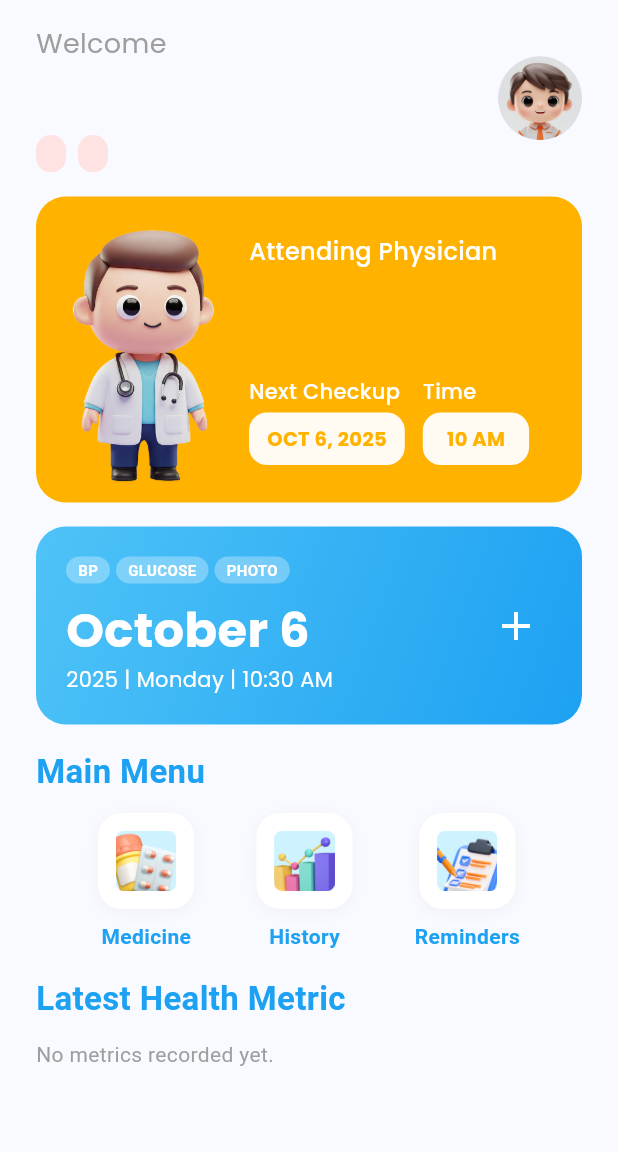
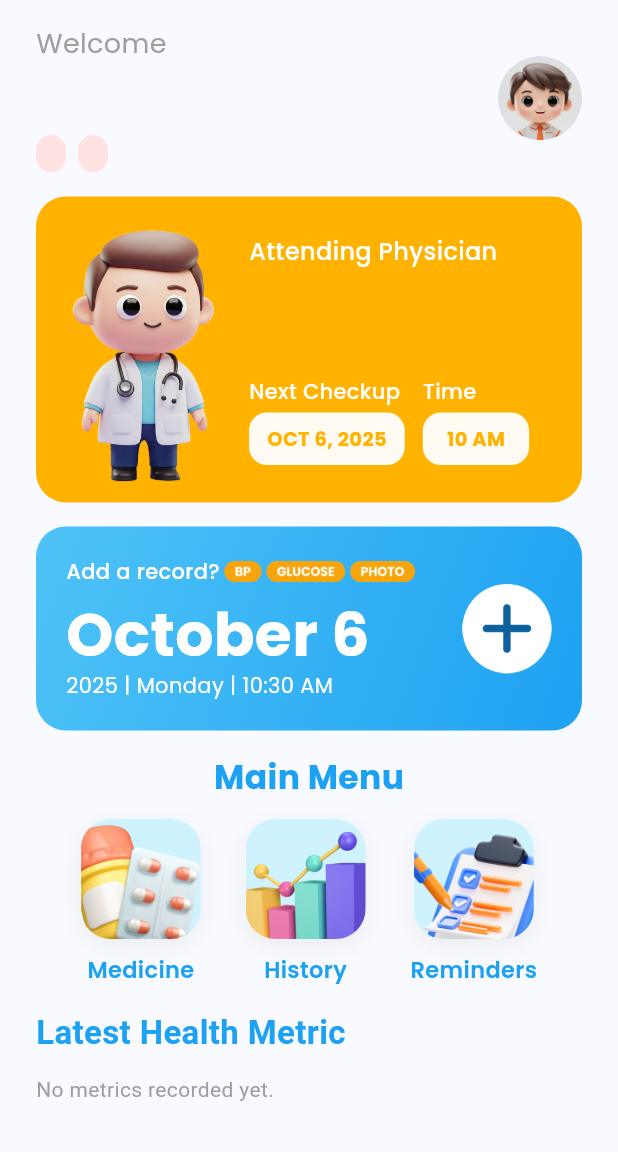
Before and after one commit to yongNotgio/diatrack1, a Flutter app: the HomeScreen screen opened directly with empty values, on a phone screen of 412 x 824 dp, the part 84-1236 px from its top. Run offline on Flutter 3.47's test engine with Material 3 defaults, Android fonts, the phone set to English and light mode, and no system bars; our stand-ins replace dotted_border, fl_chart, flutter_dotenv, image_picker, shared_preferences, supabase_flutter; accounts and stored records are empty.

Commit message:
Redesign add record card and update assets
Refactored the add record card in home_screen.dart to improve UI/UX, including new layout, text, and image assets. Added add.png and card2.png to assets and registered them in pubspec.yaml. Adjusted main menu styling and card appearance for consistency.

```diff
--- a/diatrack1/lib/screens/home_screen.dart
+++ b/diatrack1/lib/screens/home_screen.dart
@@ -454,6 +454,22 @@ class _HomeScreenState extends State<HomeScreen> {
                   // Add a record card
                   Padding(
                     padding: const EdgeInsets.symmetric(horizontal: 24),
+                    child: GestureDetector(
+                      onTap: () async {
+                        final result = await Navigator.push(
+                          context,
+                          MaterialPageRoute(
+                            builder:
+                                (context) => AddMetricsScreen(
+                                  patientId: _patientId,
+                                  phase: widget.patientData['phase'],
+                                ),
+                          ),
+                        );
+                        if (result == true) {
+                          _loadMetrics();
+                        }
+                      },
                       child: Container(
                         decoration: BoxDecoration(
                           gradient: const LinearGradient(
@@ -471,24 +487,37 @@ class _HomeScreenState extends State<HomeScreen> {
                                 crossAxisAlignment: CrossAxisAlignment.start,
                                 children: [
                                   Row(
+                                    mainAxisSize: MainAxisSize.min,
                                     children: [
-                                    _tag('BP'),
-                                    const SizedBox(width: 4),
-                                    _tag('GLUCOSE'),
-                                    const SizedBox(width: 4),
-                                    _tag('PHOTO'),
+                                      const Text(
+                                        'Add a record?',
+                                        style: TextStyle(
+                                          fontFamily: 'Poppins',
+                                          color: Colors.white,
+                                          fontSize: 14,
+                                          fontWeight: FontWeight.w500,
+                                        ),
+                                      ),
+                                      const SizedBox(width: 3),
+                                      Image.asset(
+                                        'assets/images/card2.png',
+                                        height: 14,
+                                        fit: BoxFit.contain,
+                                      ),
                                     ],
                                   ),
-                                const SizedBox(height: 8),
+                                  const SizedBox(height: 12),
                                   Text(
                                     DateFormat('MMMM d').format(DateTime.now()),
                                     style: const TextStyle(
                                       fontFamily: 'Poppins',
                                       color: Colors.white,
                                       fontWeight: FontWeight.bold,
-                                    fontSize: 32,
+                                      fontSize: 40,
+                                      height: 1.0,
                                     ),
                                   ),
+                                  const SizedBox(height: 4),
                                   Text(
                                     '${DateFormat('yyyy').format(DateTime.now())} | ${DateFormat('EEEE').format(DateTime.now())} | ${DateFormat('h:mm a').format(DateTime.now())}',
                                     style: const TextStyle(
@@ -500,37 +529,15 @@ class _HomeScreenState extends State<HomeScreen> {
                                 ],
                               ),
                             ),
-                          Ink(
-                            decoration: const ShapeDecoration(
-                              color: Colors.white,
-                              shape: CircleBorder(),
-                            ),
-                            child: IconButton(
-                              icon: const Icon(
-                                Icons.add,
-                                color: Color.fromARGB(255, 255, 255, 255),
-                                size: 32,
-                              ),
-                              onPressed: () async {
-                                final result = await Navigator.push(
-                                  context,
-                                  MaterialPageRoute(
-                                    builder:
-                                        (context) => AddMetricsScreen(
-                                          patientId: _patientId,
-                                          phase:
-                                              widget
-                                                  .patientData['phase'], // Pass phase here
-                                        ),
-                                  ),
-                                );
-                                if (result == true) {
-                                  _loadMetrics();
-                                }
-                              },
-                            ),
+                            const SizedBox(width: 12),
+                            Image.asset(
+                              'assets/images/add.png',
+                              height: 60,
+                              width: 60,
+                              fit: BoxFit.contain,
                             ),
                           ],
+                        ),
                       ),
                     ),
                   ),
@@ -540,11 +547,12 @@ class _HomeScreenState extends State<HomeScreen> {
                   Padding(
                     padding: const EdgeInsets.symmetric(horizontal: 24),
                     child: Column(
-                      crossAxisAlignment: CrossAxisAlignment.start,
+                      crossAxisAlignment: CrossAxisAlignment.center,
                       children: [
                         const Text(
                           'Main Menu',
                           style: TextStyle(
+                            fontFamily: 'Poppins',
                             color: Color(0xFF1DA1F2),
                             fontWeight: FontWeight.bold,
                             fontSize: 22,
@@ -687,25 +695,33 @@ class _HomeScreenState extends State<HomeScreen> {
           Container(
             decoration: BoxDecoration(
               color: Colors.white,
-              borderRadius: BorderRadius.circular(16),
+              borderRadius: BorderRadius.circular(20),
               boxShadow: [
                 BoxShadow(
-                  color: Colors.grey.withOpacity(0.1),
-                  blurRadius: 8,
-                  offset: const Offset(0, 2),
+                  color: Colors.grey.withOpacity(0.15),
+                  blurRadius: 10,
+                  offset: const Offset(0, 4),
                 ),
               ],
             ),
-            padding: const EdgeInsets.all(12),
-            child: Image.asset(asset, height: 40),
+            child: ClipRRect(
+              borderRadius: BorderRadius.circular(20),
+              child: Image.asset(
+                asset,
+                height: 80,
+                width: 80,
+                fit: BoxFit.cover,
               ),
-          const SizedBox(height: 8),
+            ),
+          ),
+          const SizedBox(height: 10),
           Text(
             label,
             style: const TextStyle(
+              fontFamily: 'Poppins',
               color: Color(0xFF1DA1F2),
               fontWeight: FontWeight.w600,
-              fontSize: 14,
+              fontSize: 15,
             ),
           ),
         ],
--- a/diatrack1/pubspec.yaml
+++ b/diatrack1/pubspec.yaml
@@ -58,6 +58,8 @@ flutter:
     - assets/images/history.png
     - assets/images/reminder.png
     - assets/images/salad.png
+    - assets/images/add.png
+    - assets/images/card2.png
     - .env
 
   fonts:
```
Also changed, not shown: diatrack1/assets/images/add.png (added), diatrack1/assets/images/card2.png (added). Lines whose indentation alone changed are shown as unchanged.
